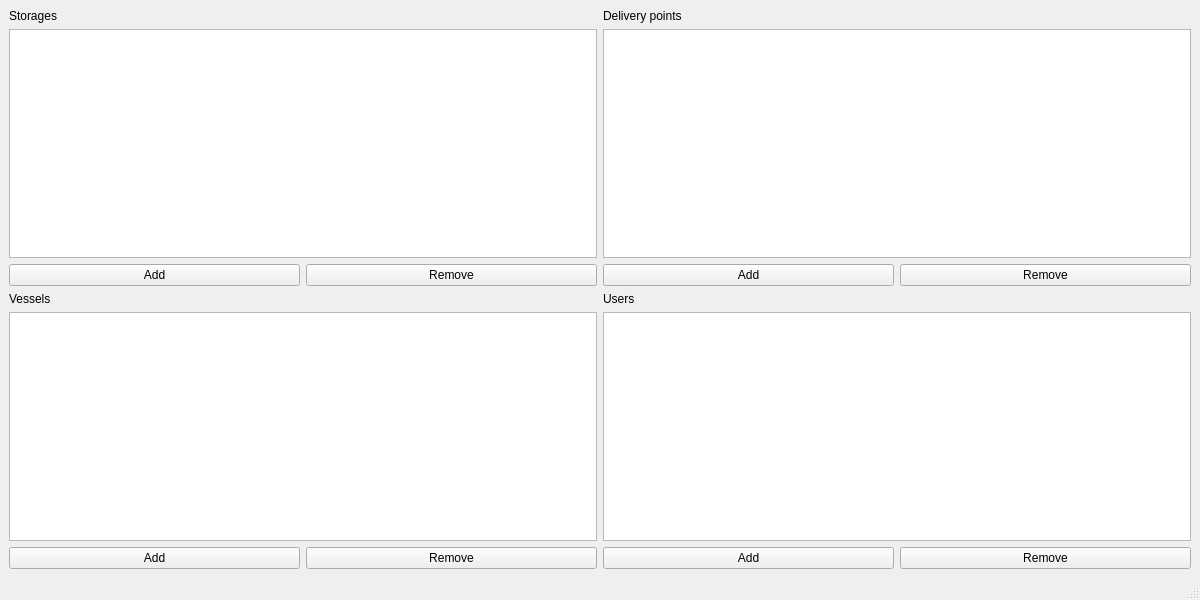
Old version of the form sea_transport/adminpanel.ui in the repository NuarkNoir/sea_transport.
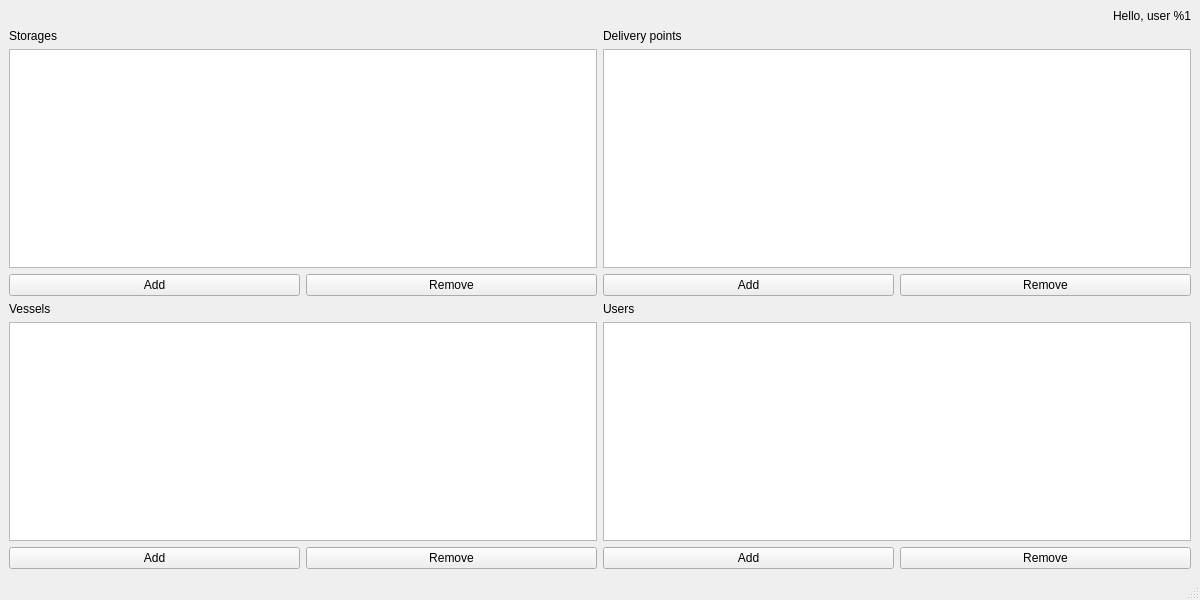
New version of the form.

Commit message: Add users notification

The edit to the form file:
```diff
--- a/sea_transport/adminpanel.ui
+++ b/sea_transport/adminpanel.ui
@@ -15,71 +15,7 @@
   </property>
   <widget class="QWidget" name="centralwidget">
    <layout class="QGridLayout" name="gridLayout">
-    <item row="0" column="0">
-     <layout class="QVBoxLayout" name="verticalLayout">
-      <item>
-       <widget class="QLabel" name="label_3">
-        <property name="text">
-         <string>Storages</string>
-        </property>
-       </widget>
-      </item>
-      <item>
-       <widget class="QTableView" name="tv_storages"/>
-      </item>
-      <item>
-       <layout class="QHBoxLayout" name="horizontalLayout">
-        <item>
-         <widget class="QPushButton" name="pb_storage_add">
-          <property name="text">
-           <string>Add</string>
-          </property>
-         </widget>
-        </item>
-        <item>
-         <widget class="QPushButton" name="pb_storage_remove">
-          <property name="text">
-           <string>Remove</string>
-          </property>
-         </widget>
-        </item>
-       </layout>
-      </item>
-     </layout>
-    </item>
-    <item row="0" column="1">
-     <layout class="QVBoxLayout" name="verticalLayout_3">
-      <item>
-       <widget class="QLabel" name="label_4">
-        <property name="text">
-         <string>Delivery points</string>
-        </property>
-       </widget>
-      </item>
-      <item>
-       <widget class="QTableView" name="tv_dp"/>
-      </item>
-      <item>
-       <layout class="QHBoxLayout" name="horizontalLayout_2">
-        <item>
-         <widget class="QPushButton" name="pb_dp_add">
-          <property name="text">
-           <string>Add</string>
-          </property>
-         </widget>
-        </item>
-        <item>
-         <widget class="QPushButton" name="pb_dp_remove">
-          <property name="text">
-           <string>Remove</string>
-          </property>
-         </widget>
-        </item>
-       </layout>
-      </item>
-     </layout>
-    </item>
-    <item row="1" column="0">
+    <item row="2" column="0">
      <layout class="QVBoxLayout" name="verticalLayout_2">
       <item>
        <widget class="QLabel" name="label">
@@ -111,7 +47,7 @@
       </item>
      </layout>
     </item>
-    <item row="1" column="1">
+    <item row="2" column="1">
      <layout class="QVBoxLayout" name="verticalLayout_4">
       <item>
        <widget class="QLabel" name="label_2">
@@ -143,6 +79,80 @@
       </item>
      </layout>
     </item>
+    <item row="1" column="1">
+     <layout class="QVBoxLayout" name="verticalLayout_3">
+      <item>
+       <widget class="QLabel" name="label_4">
+        <property name="text">
+         <string>Delivery points</string>
+        </property>
+       </widget>
+      </item>
+      <item>
+       <widget class="QTableView" name="tv_dp"/>
+      </item>
+      <item>
+       <layout class="QHBoxLayout" name="horizontalLayout_2">
+        <item>
+         <widget class="QPushButton" name="pb_dp_add">
+          <property name="text">
+           <string>Add</string>
+          </property>
+         </widget>
+        </item>
+        <item>
+         <widget class="QPushButton" name="pb_dp_remove">
+          <property name="text">
+           <string>Remove</string>
+          </property>
+         </widget>
+        </item>
+       </layout>
+      </item>
+     </layout>
+    </item>
+    <item row="1" column="0">
+     <layout class="QVBoxLayout" name="verticalLayout">
+      <item>
+       <widget class="QLabel" name="label_3">
+        <property name="text">
+         <string>Storages</string>
+        </property>
+       </widget>
+      </item>
+      <item>
+       <widget class="QTableView" name="tv_storages"/>
+      </item>
+      <item>
+       <layout class="QHBoxLayout" name="horizontalLayout">
+        <item>
+         <widget class="QPushButton" name="pb_storage_add">
+          <property name="text">
+           <string>Add</string>
+          </property>
+         </widget>
+        </item>
+        <item>
+         <widget class="QPushButton" name="pb_storage_remove">
+          <property name="text">
+           <string>Remove</string>
+          </property>
+         </widget>
+        </item>
+       </layout>
+      </item>
+     </layout>
+    </item>
+    <item row="0" column="1">
+     <widget class="QLabel" name="lab_user">
+      <property name="text">
+       <string>Hello, user %1</string>
+      </property>
+      <property name="alignment">
+       <set>Qt::AlignRight|Qt::AlignTrailing|Qt::AlignVCenter</set>
+      </property>
+     </widget>
+    </item>
    </layout>
   </widget>
   <widget class="QMenuBar" name="menubar">
```
